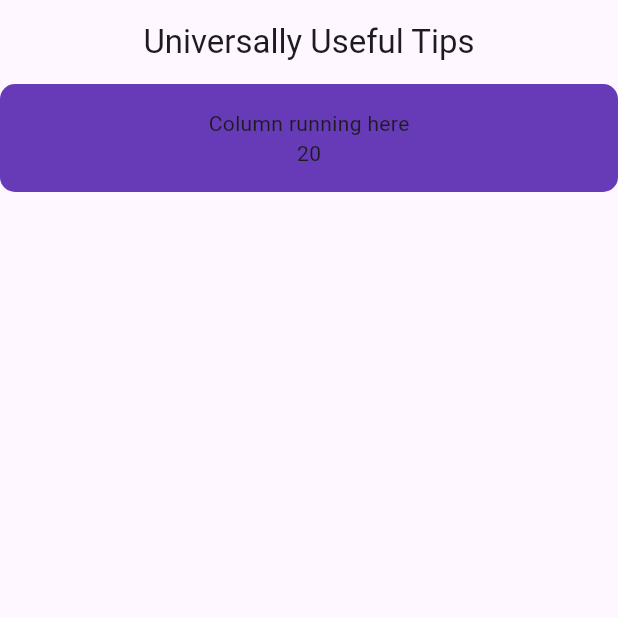
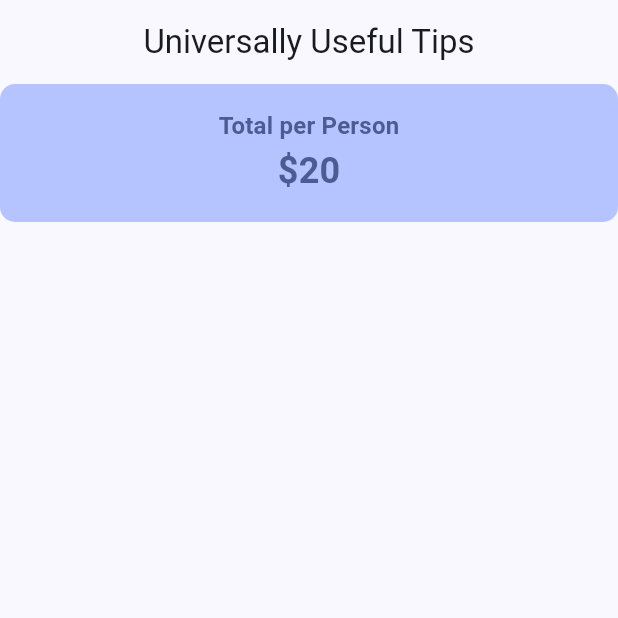
Before and after one commit to Ndifoinhilary/complete-flutter-bootcamp, a Flutter app: the screen it shows after launch, on a phone screen of 412 x 824 dp, the top half of it. Run offline on Flutter 3.47's test engine with Material 3 defaults, Android fonts, the phone set to English and light mode, and no system bars.

Commit message:
Done with the box widget

```diff
--- a/lib/main.dart
+++ b/lib/main.dart
@@ -12,7 +12,9 @@ class MyApp extends StatelessWidget {
     return MaterialApp(
       title: 'Flutter Demo',
       theme: ThemeData(
-        colorScheme: ColorScheme.fromSeed(seedColor: Colors.deepPurple),
+        colorScheme: ColorScheme.fromSeed(
+          seedColor: const Color.fromARGB(255, 5, 78, 214),
+        ),
       ),
       home: const UTips(),
     );
@@ -29,21 +31,26 @@ class UTips extends StatefulWidget {
 class _UTipsState extends State<UTips> {
   @override
   Widget build(BuildContext context) {
+    var theme = Theme.of(context);
+    final style = Theme.of(context).textTheme.titleMedium!.copyWith(
+      fontWeight: FontWeight.bold,
+      color: theme.colorScheme.primary,
+    );
     return Scaffold(
       appBar: AppBar(title: Text('Universally Useful Tips'), centerTitle: true),
       body: Column(
+        crossAxisAlignment: CrossAxisAlignment.stretch,
         children: [
           Container(
-            alignment: Alignment.center,
             padding: EdgeInsets.all(16),
             decoration: BoxDecoration(
               borderRadius: BorderRadius.circular(10),
-              color: Colors.deepPurple,
+              color: Theme.of(context).colorScheme.inversePrimary,
             ),
             child: Column(
               children: [
-                Text("Column running here"),
-                Text("20")
+                Text("Total per Person", style: style),
+                Text("\$20", style: style.copyWith(fontSize: 24)),
               ],
             ),
           ),
```
